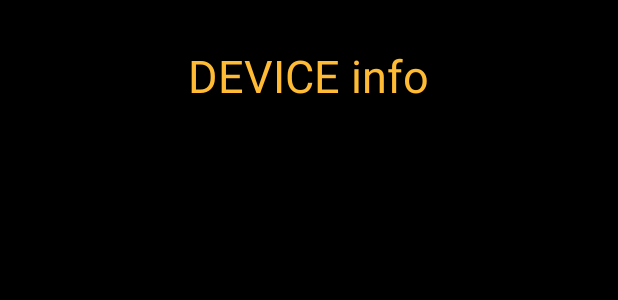
After one commit to salty919/atom-tethering-service, an Android app: the layout device.xml on its own in the app's theme, with its tools: preview values and no code run, on a phone screen of 412 x 824 dp. The commit adds this screen. Shown: the top 300 px of the screen. Run offline under Robolectric (Android 15) with nearby library versions, the phone set to English and light mode, and no system bars; network calls fail.

Commit message:
version 1.4.190301 Device info 追加　compileSdkVersion 28

```diff
--- /dev/null
+++ b/AtomApp/app/src/main/res/drawable/list_background_selector.xml
@@ -0,0 +1,6 @@
+<?xml version="1.0" encoding="utf-8"?>
+
+<selector xmlns:android="http://schemas.android.com/apk/res/android">
+    <item android:drawable="@drawable/list_state_pressed" android:state_pressed="true" />
+    <item android:drawable="@drawable/list_background" />
+</selector>
--- a/AtomApp/app/src/main/res/layout/control.xml
+++ b/AtomApp/app/src/main/res/layout/control.xml
@@ -3,7 +3,7 @@
     xmlns:app="http://schemas.android.com/apk/res-auto"
     android:layout_width="match_parent"
     android:layout_height="match_parent"
-    android:background="@android:color/background_dark">
+    android:background="@color/listback">
 
 
     <TextView
--- /dev/null
+++ b/AtomApp/app/src/main/res/layout/device.xml
@@ -0,0 +1,46 @@
+<?xml version="1.0" encoding="utf-8"?>
+<RelativeLayout xmlns:android="http://schemas.android.com/apk/res/android"
+    xmlns:app="http://schemas.android.com/apk/res-auto"
+    android:layout_width="match_parent"
+    android:layout_height="match_parent"
+    android:id="@+id/top"
+    android:background="@android:color/background_dark"
+    >
+
+    <TextView
+        android:id="@+id/textView2"
+        android:layout_width="wrap_content"
+        android:layout_height="wrap_content"
+        android:layout_alignParentTop="true"
+        android:layout_centerHorizontal="true"
+        android:layout_marginStart="30dp"
+        android:layout_marginTop="30dp"
+        android:text="@string/device"
+        android:textColor="@android:color/holo_orange_light"
+        android:textSize="30sp" />
+
+    <LinearLayout
+        android:layout_width="match_parent"
+        android:layout_height="match_parent"
+        android:layout_alignParentStart="true"
+        android:layout_alignParentTop="true"
+        android:layout_marginStart="10dp"
+        android:layout_marginTop="100dp"
+        android:layout_marginEnd="10dp"
+        android:gravity="center_vertical|center_horizontal">
+
+        <ListView
+            android:id="@+id/deviceList"
+            android:layout_width="match_parent"
+            android:layout_height="match_parent"
+            android:listSelector="@android:color/transparent"
+            android:cacheColorHint="@android:color/transparent"
+            android:divider="@null"
+            android:dividerHeight="10dp"
+
+            >
+
+        </ListView>
+    </LinearLayout>
+
+</RelativeLayout>
--- a/AtomApp/app/src/main/res/values/colors.xml
+++ b/AtomApp/app/src/main/res/values/colors.xml
@@ -8,4 +8,5 @@
     <color name="black_overlay">#66000000</color>
     <color name="transparent">#00000000</color>
     <color name="white">#FFFFFF</color>
+    <color name="listback">#D0303030</color>
 </resources>
--- a/AtomApp/app/src/main/res/values/strings.xml
+++ b/AtomApp/app/src/main/res/values/strings.xml
@@ -19,6 +19,7 @@
     <string name="finish">Atom Service: stop service </string>
     <string name="info">INFORMATION</string>
     <string name="setting">SETTING</string>
+    <string name="device">DEVICE info</string>
     <string name="activate">FG SERVICE</string>
     <string name="enable">Enable</string>
     <string name="disable">Disable</string>
@@ -34,5 +35,7 @@
     <string name="bblue">BLT</string>
     <string name="busb">USB</string>
     <string name="bap">WAP</string>
-
+    <string name="dummyaddr">255.255.255.255</string>
+    <string name="dummydev">nifname</string>
+    <string name="nobcast">no broadcast</string>
 </resources>
```
Also changed, not shown: AtomApp/app/build.gradle (+6 -6 lines), AtomApp/app/src/main/java/com/salty919/atomTethringUI/DeviceAdapter.java (added, +95 -0 lines), AtomApp/app/src/main/java/com/salty919/atomTethringUI/DeviceFragment.java (added, +73 -0 lines), AtomApp/app/src/main/java/com/salty919/atomTethringUI/FragmentBase.java (+6 -1 lines), AtomApp/app/src/main/java/com/salty919/atomTethringUI/ViewPagerAdapter.java (+11 -2 lines), AtomApp/app/src/main/res/drawable/list_background.xml (added, +20 -0 lines), AtomApp/app/src/main/res/drawable/list_state_pressed.xml (added, +20 -0 lines), AtomApp/atomTetheringService/build.gradle (+4 -4 lines), AtomApp/atomTetheringService/src/main/java/com/salty919/atomTethringService/AtomDevice.java (added, +81 -0 lines), AtomApp/atomTetheringService/src/main/java/com/salty919/atomTethringService/AtomService.java (+44 -40 lines), AtomApp/atomTetheringService/src/main/java/com/salty919/atomTethringService/ConnectionType.java (+9 -3 lines), 2 other files.
